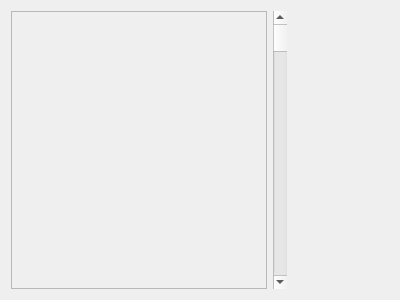
Above: debugger/src/disassembly_view.ui from Scoobadood/beem before the change. Below: the same form after it.
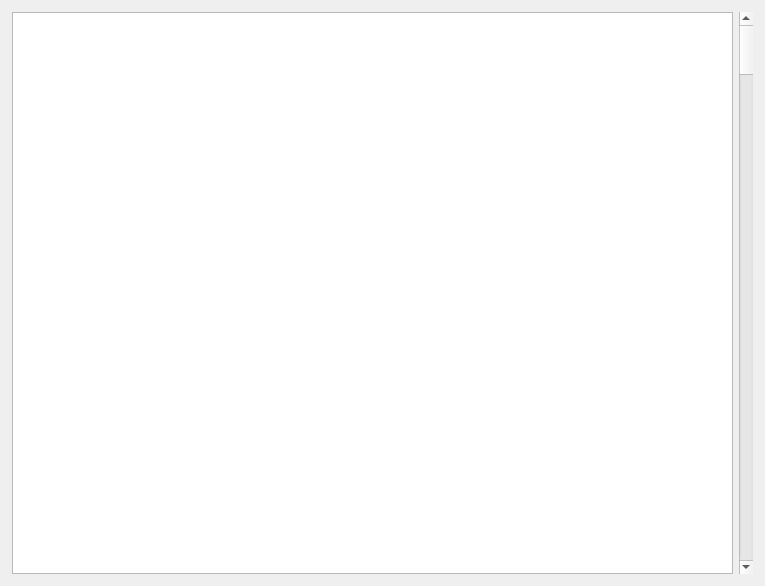
That is the form after the change.

The edit to the form file:
```diff
--- a/debugger/src/disassembly_view.ui
+++ b/debugger/src/disassembly_view.ui
@@ -6,23 +6,38 @@
    <rect>
     <x>0</x>
     <y>0</y>
-    <width>400</width>
-    <height>300</height>
+    <width>765</width>
+    <height>586</height>
    </rect>
   </property>
+  <property name="sizePolicy">
+   <sizepolicy hsizetype="MinimumExpanding" vsizetype="MinimumExpanding">
+    <horstretch>0</horstretch>
+    <verstretch>0</verstretch>
+   </sizepolicy>
+  </property>
   <property name="windowTitle">
    <string>Form</string>
   </property>
   <layout class="QHBoxLayout" name="horizontalLayout">
-   <item alignment="Qt::AlignLeft">
+   <property name="leftMargin">
+    <number>12</number>
+   </property>
+   <property name="topMargin">
+    <number>12</number>
+   </property>
+   <property name="rightMargin">
+    <number>12</number>
+   </property>
+   <property name="bottomMargin">
+    <number>12</number>
+   </property>
+   <item>
     <widget class="QTextEdit" name="te_disassembly">
-     <property name="enabled">
-      <bool>false</bool>
-     </property>
      <property name="sizePolicy">
-      <sizepolicy hsizetype="Fixed" vsizetype="Minimum">
-       <horstretch>0</horstretch>
-       <verstretch>0</verstretch>
+      <sizepolicy hsizetype="Expanding" vsizetype="Expanding">
+       <horstretch>1</horstretch>
+       <verstretch>1</verstretch>
       </sizepolicy>
      </property>
      <property name="mouseTracking">
@@ -34,25 +49,22 @@
      <property name="verticalScrollBarPolicy">
       <enum>Qt::ScrollBarAlwaysOff</enum>
      </property>
-     <property name="horizontalScrollBarPolicy">
-      <enum>Qt::ScrollBarAlwaysOff</enum>
-     </property>
-     <property name="undoRedoEnabled">
-      <bool>false</bool>
-     </property>
      <property name="lineWrapMode">
       <enum>QTextEdit::NoWrap</enum>
      </property>
-     <property name="readOnly">
-      <bool>true</bool>
-     </property>
     </widget>
    </item>
-   <item alignment="Qt::AlignLeft">
+   <item>
     <widget class="QScrollBar" name="sb_disassembly">
      <property name="enabled">
       <bool>true</bool>
      </property>
+     <property name="sizePolicy">
+      <sizepolicy hsizetype="Fixed" vsizetype="Preferred">
+       <horstretch>0</horstretch>
+       <verstretch>1</verstretch>
+      </sizepolicy>
+     </property>
      <property name="orientation">
       <enum>Qt::Vertical</enum>
      </property>
```
Left out of the diff: 6 changed lines with no effect on the pictures.
